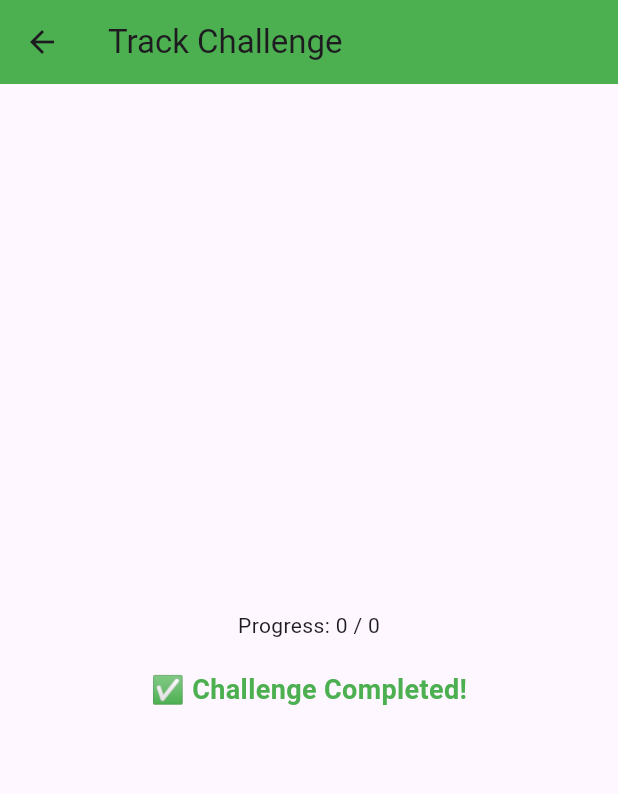
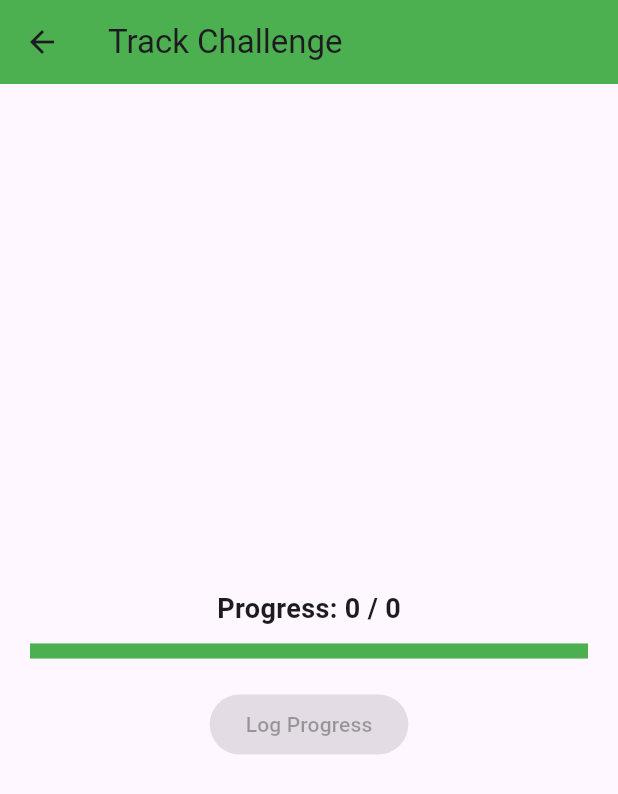
Before and after one commit to samipx16/Capstone-II, a Flutter app: the TrackingMethodsScreen screen opened directly with empty values, on a phone screen of 412 x 824 dp. Shown: the top 794 px of the screen. Run offline on Flutter 3.47's test engine with Material 3 defaults, Android fonts, the phone set to English and light mode, and no system bars; our stand-ins replace cloud_firestore, confetti, firebase_auth, firebase_core, firebase_storage, google_maps_flutter and 1 more; missing offline and left inert: mobile_scanner; accounts and stored records are empty.

Commit message:
Adjusted Trackign Method Page
added fun facts to track when progress is done also added a progress bar

```diff
--- a/lib/screens/challenge/tracking_methods.dart
+++ b/lib/screens/challenge/tracking_methods.dart
@@ -1,6 +1,7 @@
 import 'package:flutter/material.dart';
 import 'package:cloud_firestore/cloud_firestore.dart';
 import 'package:firebase_auth/firebase_auth.dart';
+import 'dart:math'; // For random facts
 import 'package:image_picker/image_picker.dart';
 import 'dart:io';
 import 'package:flutter/foundation.dart'; // Needed for kIsWeb
@@ -23,12 +24,22 @@ class TrackingMethodsScreen extends StatefulWidget {
   _TrackingMethodsScreenState createState() => _TrackingMethodsScreenState();
 }
 
-class _TrackingMethodsScreenState extends State<TrackingMethodsScreen> {
+class _TrackingMethodsScreenState extends State<TrackingMethodsScreen>
+    with SingleTickerProviderStateMixin {
   final FirebaseFirestore _firestore = FirebaseFirestore.instance;
   final FirebaseAuth _auth = FirebaseAuth.instance;
   late User? _user;
   int _progress = 0;
+  bool _isUpdating = false; // Prevent multiple clicks
   File? _image;
+  String? _randomFact;
+  final List<String> _sustainabilityFacts = [
+    "Recycling one aluminum can saves enough energy to run a TV for 3 hours!",
+    "Turning off your faucet while brushing your teeth can save 8 gallons of water per day.",
+    "Plastic takes over 400 years to degrade in landfills.",
+    "One tree can absorb as much carbon in a year as a car produces while driving 26,000 miles!",
+    "LED bulbs use at least 75% less energy and last 25 times longer than traditional bulbs.",
+  ];
 
   @override
   void initState() {
@@ -47,18 +58,17 @@ class _TrackingMethodsScreenState extends State<TrackingMethodsScreen> {
 
     if (doc.exists) {
       var data = doc.data() as Map<String, dynamic>;
-
       setState(() {
         _progress = data['progress'] ?? 0;
       });
-    } else {
-      debugPrint(
-          "⚠️ No challenge progress found in Firestore for ${widget.challengeID}");
     }
   }
 
   Future<void> _updateChallengeProgress(int newProgress) async {
-    if (_user == null) return;
+    if (_user == null || _isUpdating) return;
+    setState(() {
+      _isUpdating = true;
+    });
 
     bool isCompleted = newProgress >= widget.requiredProgress;
     String newStatus = isCompleted ? 'completed' : 'in_progress';
@@ -68,45 +78,23 @@ class _TrackingMethodsScreenState extends State<TrackingMethodsScreen> {
         .doc("${_user!.uid}_${widget.challengeID}");
 
     try {
-      // Check if the document exists first
-      final docSnapshot = await docRef.get();
-      if (docSnapshot.exists) {
-        // Use update if the document already exists
-        await docRef.update({
-          'status': newStatus,
-          'progress': newProgress,
-          'lastUpdated': FieldValue.serverTimestamp(),
-        });
-      } else {
-        // Create the document if it does not exist
-        await docRef.set({
-          'userID': _user!.uid,
-          'challengeID': widget.challengeID,
-          'status': newStatus,
-          'progress': newProgress,
-          'lastUpdated': FieldValue.serverTimestamp(),
-        });
-      }
-
-      final updatedDoc = await docRef.get();
-      debugPrint("✅ Updated Firestore document data: ${updatedDoc.data()}");
+      await docRef.set({
+        'status': newStatus,
+        'progress': newProgress,
+        'lastUpdated': FieldValue.serverTimestamp(),
+      }, SetOptions(merge: true));
 
       setState(() {
         _progress = newProgress;
+        _randomFact =
+            _sustainabilityFacts[Random().nextInt(_sustainabilityFacts.length)];
+        _isUpdating = false;
       });
-
-      debugPrint("✅ Firestore update successful!");
-      ScaffoldMessenger.of(context).showSnackBar(
-        SnackBar(
-          content: Text(
-              isCompleted ? "🎉 Challenge Completed!" : "📈 Progress Updated"),
-        ),
-      );
     } catch (e) {
       debugPrint("❌ Firestore update failed: $e");
-      ScaffoldMessenger.of(context).showSnackBar(
-        SnackBar(content: Text("❌ Update failed: $e")),
-      );
+      setState(() {
+        _isUpdating = false;
+      });
     }
   }
 
@@ -387,9 +375,41 @@ class _TrackingMethodsScreenState extends State<TrackingMethodsScreen> {
         child: Column(
           mainAxisAlignment: MainAxisAlignment.center,
           children: [
-            Text("Progress: $_progress / ${widget.requiredProgress}"),
             const SizedBox(height: 20),
-            _buildTrackingUI(),
+            Text("Progress: $_progress / ${widget.requiredProgress}",
+                style:
+                    const TextStyle(fontSize: 18, fontWeight: FontWeight.bold)),
+            const SizedBox(height: 10),
+            Padding(
+              padding: const EdgeInsets.symmetric(horizontal: 20.0),
+              child: LinearProgressIndicator(
+                value: _progress / widget.requiredProgress,
+                backgroundColor: Colors.grey[300],
+                color: Colors.green,
+                minHeight: 10,
+              ),
+            ),
+            const SizedBox(height: 20),
+            ElevatedButton(
+              onPressed: _isUpdating || _progress >= widget.requiredProgress
+                  ? null
+                  : () => _updateChallengeProgress(_progress + 1),
+              child: _isUpdating
+                  ? const CircularProgressIndicator()
+                  : const Text("Log Progress"),
+            ),
+            if (_randomFact != null) ...[
+              const SizedBox(height: 20),
+              Padding(
+                padding: const EdgeInsets.all(10.0),
+                child: Text(
+                  "🌱 Did You Know? $_randomFact",
+                  textAlign: TextAlign.center,
+                  style: const TextStyle(
+                      fontSize: 16, fontStyle: FontStyle.italic),
+                ),
+              ),
+            ]
           ],
         ),
       ),
```
Also changed, not shown: lib/screens/challenge/challenges.dart (+63 -71 lines), 4 other files.
